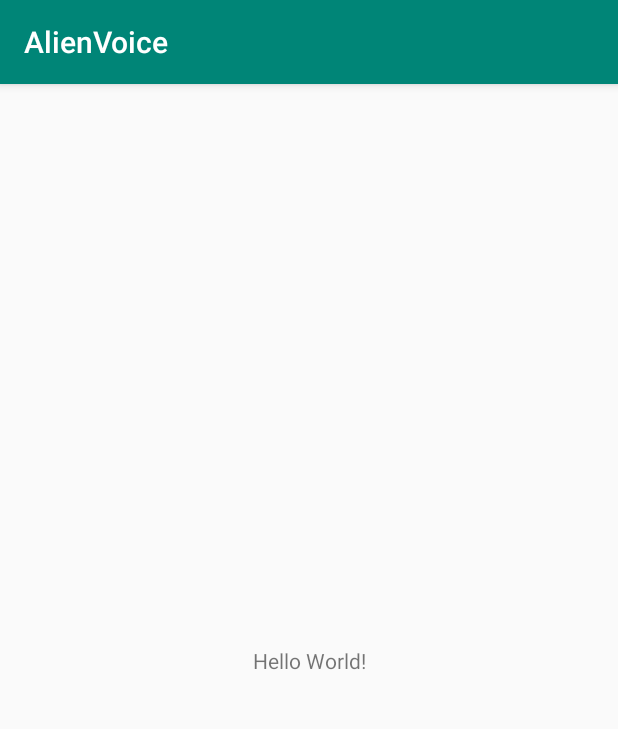
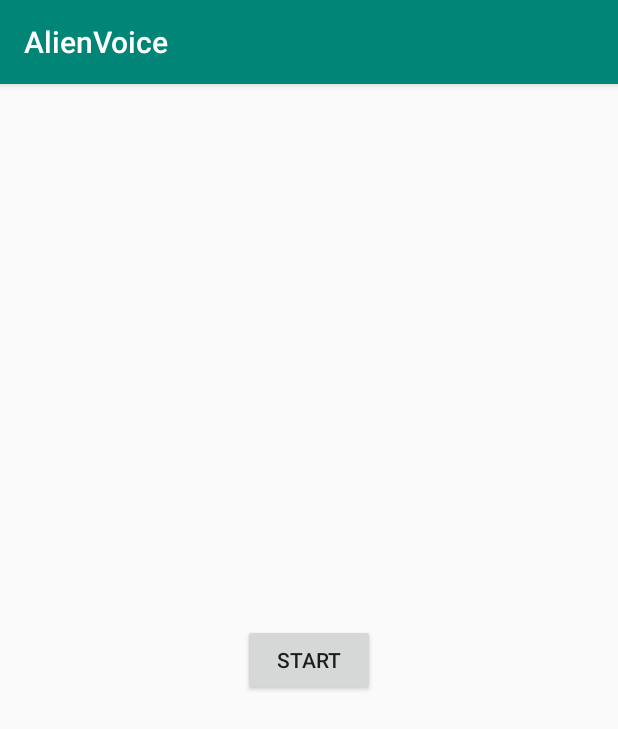
Before and after one commit to toku345/AlienVoice, an Android app: the screen it shows after launch (MainActivity), on a phone screen of 412 x 824 dp. Shown: the top 729 px of the screen. Run offline under Robolectric (Android 15) with nearby library versions, the phone set to English and light mode, and no system bars.

Commit message:
Add Start button

```diff
--- a/app/src/main/java/com/toku345/alienvoice/MainActivity.kt
+++ b/app/src/main/java/com/toku345/alienvoice/MainActivity.kt
@@ -3,6 +3,8 @@ package com.toku345.alienvoice
 import android.media.MediaPlayer
 import androidx.appcompat.app.AppCompatActivity
 import android.os.Bundle
+import android.view.View
+import android.widget.Button
 
 class MainActivity : AppCompatActivity() {
 
@@ -10,6 +12,11 @@ class MainActivity : AppCompatActivity() {
         super.onCreate(savedInstanceState)
         setContentView(R.layout.activity_main)
 
+        val button = findViewById<Button>(R.id.button)
+        button.setOnClickListener(listener)
+    }
+
+    private val listener: View.OnClickListener = View.OnClickListener {
         var mediaPlayer = MediaPlayer.create(applicationContext, R.raw.sample_voice)
         var playBackParams = mediaPlayer?.playbackParams
         playBackParams?.pitch = 2.0f
--- a/app/src/main/res/layout/activity_main.xml
+++ b/app/src/main/res/layout/activity_main.xml
@@ -7,10 +7,11 @@
         android:layout_height="match_parent"
         tools:context=".MainActivity">
 
-    <TextView
+    <Button
+            android:id="@+id/button"
             android:layout_width="wrap_content"
             android:layout_height="wrap_content"
-            android:text="Hello World!"
+            android:text="@string/start"
             app:layout_constraintBottom_toBottomOf="parent"
             app:layout_constraintLeft_toLeftOf="parent"
             app:layout_constraintRight_toRightOf="parent"
--- a/app/src/main/res/values/strings.xml
+++ b/app/src/main/res/values/strings.xml
@@ -1,3 +1,4 @@
 <resources>
     <string name="app_name">AlienVoice</string>
+    <string name="start">Start</string>
 </resources>
```
